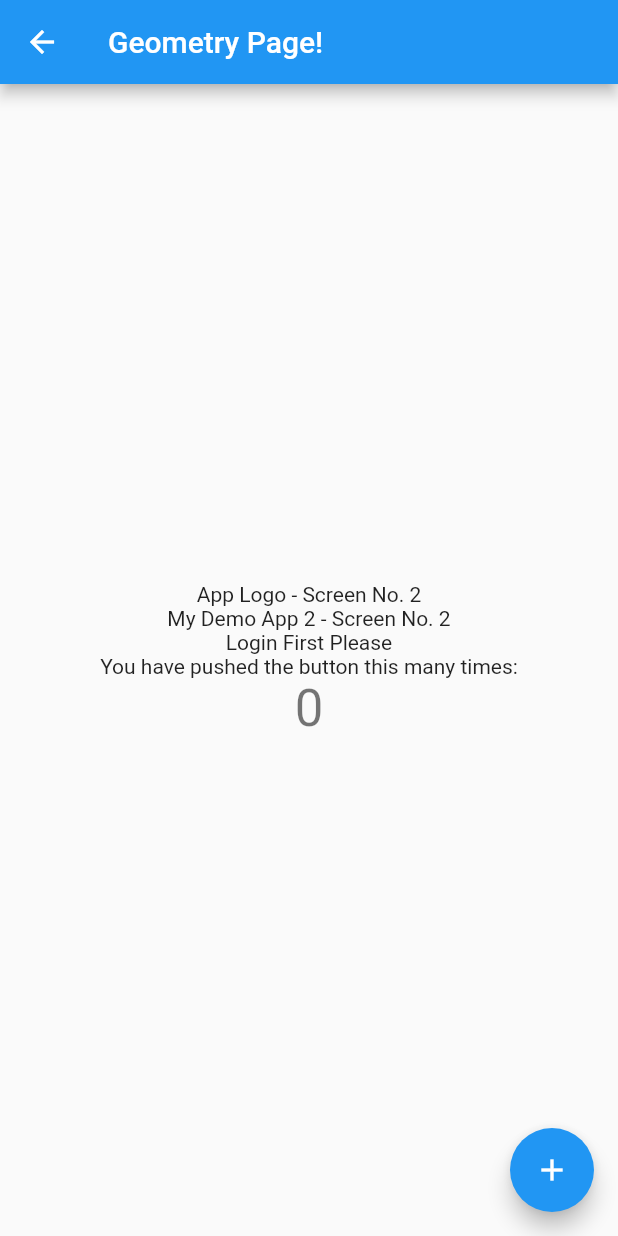
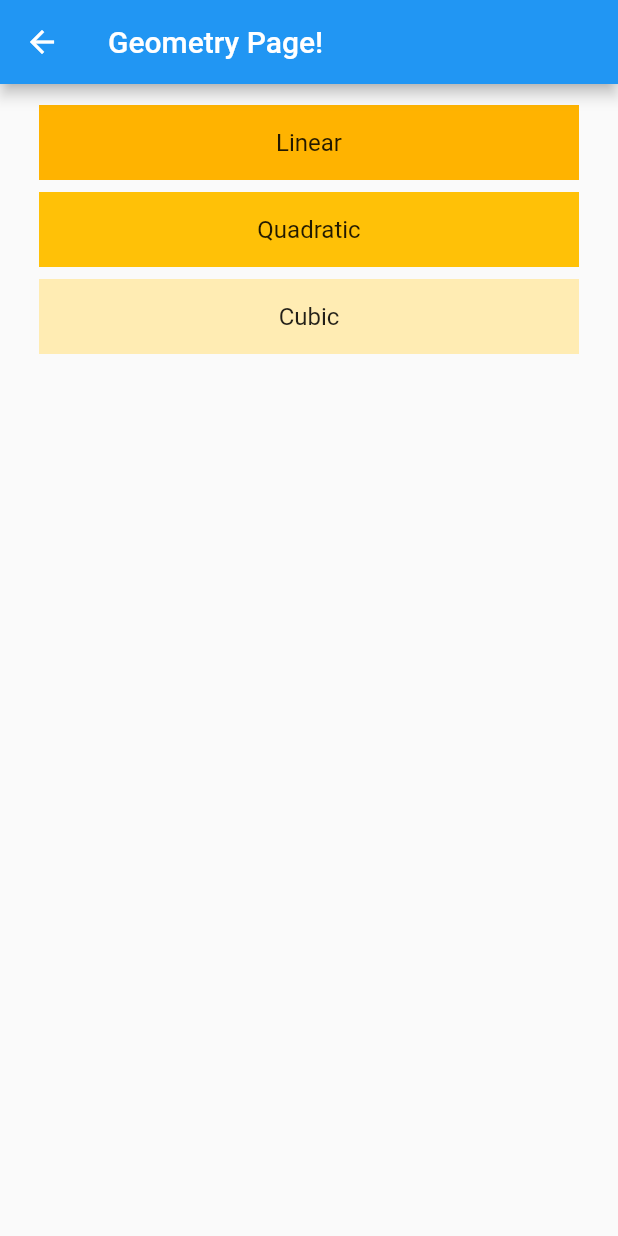
Before and after one commit to norivera/CS4750_StemCompanion, a Flutter app: the GeometryPage screen opened directly, on a phone screen of 412 x 824 dp. Run offline on Flutter 3.47's test engine with Material 2 defaults, Android fonts, the phone set to English and light mode, and no system bars.

Commit message:
add correct contents geometry page

```diff
--- a/lib/geometry_page.dart
+++ b/lib/geometry_page.dart
@@ -11,58 +11,50 @@ class GeometryPage extends StatefulWidget {
 }
 
 class _GeometryPageState extends State<GeometryPage> {
-  int _counter = 0;
-
-  void _incrementCounter() {
-    setState(() {
-
-      _counter++;
-    });
-/*    Navigator.push(
-      context,
-      MaterialPageRoute(builder: (context) =>  const MyThirdPage(title: 'Page No. 3')),
-    );*/
-
-  }
 
   @override
   Widget build(BuildContext context) {
 
     return Scaffold(
-      appBar: AppBar(
+        appBar: AppBar(
 
-        title: Text(widget.title),
-      ),
-      body: Center(
-
-        child: Column(
-
-          mainAxisAlignment: MainAxisAlignment.center,
-          children: <Widget>[
-            const Text(
-              'App Logo - Screen No. 2',
+          title: Text(widget.title),
+        ),
+        body: ListView(
+          padding: const EdgeInsets.all(10),
+          children: [
+            ListTile(
+              title: Container(
+                height: 50,
+                color: Colors.amber[600],
+                child: const Center(child: Text('Linear')),
+              ),
+              onTap: () {
+                Navigator.push(context, MaterialPageRoute(builder: (context) => const LinearPage(title: 'Subject: Linear')));
+              },
             ),
-            const Text(
-              'My Demo App 2 - Screen No. 2',
+            ListTile(
+              title: Container(
+                height: 50,
+                color: Colors.amber[500],
+                child: const Center(child: Text('Quadratic')),
+              ),
+              onTap: () {
+                Navigator.push(context, MaterialPageRoute(builder: (context) => const LinearPage(title: 'Subject: Linear')));
+              },
             ),
-            const Text(
-              'Login First Please',
-            ),
-            const Text(
-              'You have pushed the button this many times:',
-            ),
-            Text(
-              '$_counter',
-              style: Theme.of(context).textTheme.headline4,
+            ListTile(
+              title: Container(
+                height: 50,
+                color: Colors.amber[100],
+                child: const Center(child: Text('Cubic')),
+              ),
+              onTap: () {
+                Navigator.push(context, MaterialPageRoute(builder: (context) => const LinearPage(title: 'Subject: Linear')));
+              },
             ),
           ],
-        ),
-      ),
-      floatingActionButton: FloatingActionButton(
-        onPressed: _incrementCounter,
-        tooltip: 'Increment',
-        child: const Icon(Icons.add),
-      ), // This trailing comma makes auto-formatting nicer for build methods.
+        )
     );
   }
 }
```
